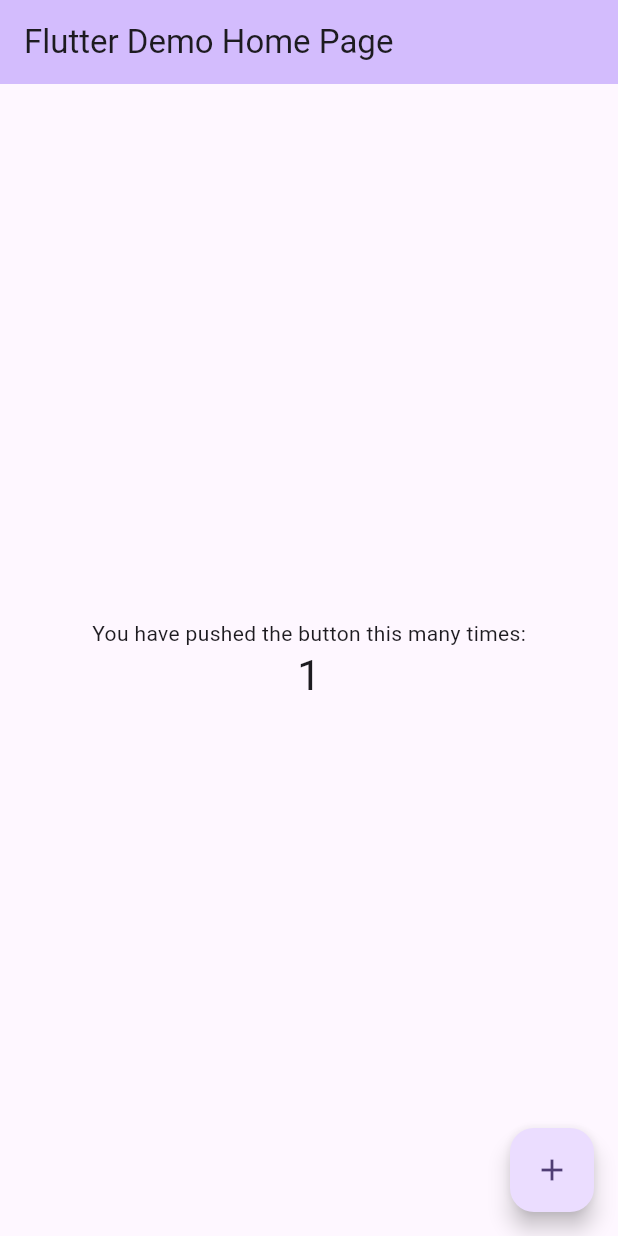
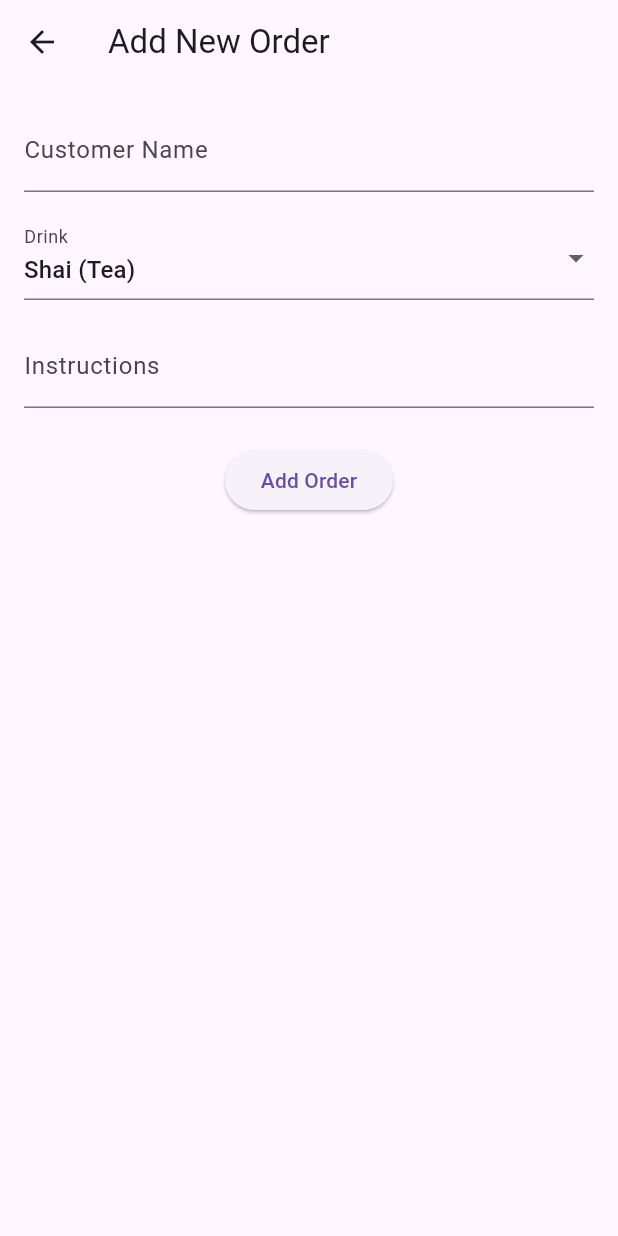
Before and after one commit to Abdulteef1998/MentorShip-Omar-Ahmed, a Flutter app: the screen it shows after launch, after a tap on the "add" icon, on a phone screen of 412 x 824 dp. Run offline on Flutter 3.47's test engine with Material 3 defaults, Android fonts, the phone set to English and light mode, and no system bars.

Commit message:
add card for order and build dashboard for order to calculate total order

```diff
--- a/lib/main.dart
+++ b/lib/main.dart
@@ -1,122 +1,31 @@
+// lib/main.dart
 import 'package:flutter/material.dart';
 
+import 'models/order.dart';
+import 'ui/screens/dashboard_screen.dart';
+import 'ui/screens/orders_screen.dart';
+
 void main() {
-  runApp(const MyApp());
+  runApp(const AhwaApp());
 }
 
-class MyApp extends StatelessWidget {
-  const MyApp({super.key});
+class AhwaApp extends StatelessWidget {
+  const AhwaApp({super.key});
 
-  // This widget is the root of your application.
   @override
   Widget build(BuildContext context) {
     return MaterialApp(
-      title: 'Flutter Demo',
-      theme: ThemeData(
-        // This is the theme of your application.
-        //
-        // TRY THIS: Try running your application with "flutter run". You'll see
-        // the application has a purple toolbar. Then, without quitting the app,
-        // try changing the seedColor in the colorScheme below to Colors.green
-        // and then invoke "hot reload" (save your changes or press the "hot
-        // reload" button in a Flutter-supported IDE, or press "r" if you used
-        // the command line to start the app).
-        //
-        // Notice that the counter didn't reset back to zero; the application
-        // state is not lost during the reload. To reset the state, use hot
-        // restart instead.
-        //
-        // This works for code too, not just values: Most code changes can be
-        // tested with just a hot reload.
-        colorScheme: ColorScheme.fromSeed(seedColor: Colors.deepPurple),
-      ),
-      home: const MyHomePage(title: 'Flutter Demo Home Page'),
+      debugShowCheckedModeBanner: false,
+      title: 'Smart Ahwa Manager',
+      theme: ThemeData(primarySwatch: Colors.brown),
+      home: const OrdersScreen(orders: []),
+      routes: {
+        '/dashboard': (context) {
+          final orders =
+              ModalRoute.of(context)!.settings.arguments as List<Order>;
+          return DashboardScreen(orders: orders);
+        },
+      },
     );
   }
 }
-
-class MyHomePage extends StatefulWidget {
-  const MyHomePage({super.key, required this.title});
-
-  // This widget is the home page of your application. It is stateful, meaning
-  // that it has a State object (defined below) that contains fields that affect
-  // how it looks.
-
-  // This class is the configuration for the state. It holds the values (in this
-  // case the title) provided by the parent (in this case the App widget) and
-  // used by the build method of the State. Fields in a Widget subclass are
-  // always marked "final".
-
-  final String title;
-
-  @override
-  State<MyHomePage> createState() => _MyHomePageState();
-}
-
-class _MyHomePageState extends State<MyHomePage> {
-  int _counter = 0;
-
-  void _incrementCounter() {
-    setState(() {
-      // This call to setState tells the Flutter framework that something has
-      // changed in this State, which causes it to rerun the build method below
-      // so that the display can reflect the updated values. If we changed
-      // _counter without calling setState(), then the build method would not be
-      // called again, and so nothing would appear to happen.
-      _counter++;
-    });
-  }
-
-  @override
-  Widget build(BuildContext context) {
-    // This method is rerun every time setState is called, for instance as done
-    // by the _incrementCounter method above.
-    //
-    // The Flutter framework has been optimized to make rerunning build methods
-    // fast, so that you can just rebuild anything that needs updating rather
-    // than having to individually change instances of widgets.
-    return Scaffold(
-      appBar: AppBar(
-        // TRY THIS: Try changing the color here to a specific color (to
-        // Colors.amber, perhaps?) and trigger a hot reload to see the AppBar
-        // change color while the other colors stay the same.
-        backgroundColor: Theme.of(context).colorScheme.inversePrimary,
-        // Here we take the value from the MyHomePage object that was created by
-        // the App.build method, and use it to set our appbar title.
-        title: Text(widget.title),
-      ),
-      body: Center(
-        // Center is a layout widget. It takes a single child and positions it
-        // in the middle of the parent.
-        child: Column(
-          // Column is also a layout widget. It takes a list of children and
-          // arranges them vertically. By default, it sizes itself to fit its
-          // children horizontally, and tries to be as tall as its parent.
-          //
-          // Column has various properties to control how it sizes itself and
-          // how it positions its children. Here we use mainAxisAlignment to
-          // center the children vertically; the main axis here is the vertical
-          // axis because Columns are vertical (the cross axis would be
-          // horizontal).
-          //
-          // TRY THIS: Invoke "debug painting" (choose the "Toggle Debug Paint"
-          // action in the IDE, or press "p" in the console), to see the
-          // wireframe for each widget.
-          mainAxisAlignment: MainAxisAlignment.center,
-          children: <Widget>[
-            const Text('You have pushed the button this many times:'),
-            Text(
-              '$_counter',
-              style: Theme.of(context).textTheme.headlineMedium,
-            ),
-          ],
-        ),
-      ),
-      floatingActionButton: FloatingActionButton(
-        onPressed: _incrementCounter,
-        tooltip: 'Increment',
-        child: const Icon(Icons.add),
-      ), // This trailing comma makes auto-formatting nicer for build methods.
-    );
-  }
-}
--- a/lib/models/order.dart
+++ b/lib/models/order.dart
@@ -11,6 +11,17 @@ extension DrinkTypeX on DrinkType {
         return 'Turkish Coffee';
       case DrinkType.hibiscusTea:
         return 'Hibiscus Tea';
+    }
+  }
+
+  String get imagePath {
+    switch (this) {
+      case DrinkType.shai:
+        return 'assets/images/tea.png';
+      case DrinkType.turkishCoffee:
+        return 'assets/images/coffee.png';
+      case DrinkType.hibiscusTea:
+        return 'assets/images/hibiscus.png';
     }
   }
 }
--- /dev/null
+++ b/lib/ui/screens/add_order_screen.dart
@@ -0,0 +1,79 @@
+// lib/screens/add_order_screen.dart
+import 'package:flutter/material.dart';
+import 'package:mentorship_omar_ahmed/models/order.dart';
+
+class AddOrderScreen extends StatefulWidget {
+  const AddOrderScreen({Key? key}) : super(key: key);
+
+  @override
+  State<AddOrderScreen> createState() => _AddOrderScreenState();
+}
+
+class _AddOrderScreenState extends State<AddOrderScreen> {
+  final _formKey = GlobalKey<FormState>();
+  String _customerName = '';
+  DrinkType _selectedDrink = DrinkType.shai;
+  String _instructions = '';
+
+  void _submit() {
+    if (_formKey.currentState!.validate()) {
+      _formKey.currentState!.save();
+      final order = Order(
+        id: DateTime.now().millisecondsSinceEpoch.toString(),
+        customerName: _customerName,
+        drink: _selectedDrink,
+        instructions: _instructions,
+      );
+      Navigator.pop(context, order);
+    }
+  }
+
+  @override
+  Widget build(BuildContext context) {
+    return Scaffold(
+      appBar: AppBar(title: const Text('Add New Order')),
+      body: Padding(
+        padding: const EdgeInsets.all(16),
+        child: Form(
+          key: _formKey,
+          child: Column(
+            children: [
+              TextFormField(
+                decoration: const InputDecoration(labelText: 'Customer Name'),
+                validator: (value) =>
+                    value == null || value.isEmpty ? 'Enter name' : null,
+                onSaved: (value) => _customerName = value!,
+              ),
+              const SizedBox(height: 16),
+              DropdownButtonFormField<DrinkType>(
+                value: _selectedDrink,
+                decoration: const InputDecoration(labelText: 'Drink'),
+                items: DrinkType.values.map((drink) {
+                  return DropdownMenuItem(
+                    value: drink,
+                    child: Text(drink.displayName),
+                  );
+                }).toList(),
+                onChanged: (value) {
+                  setState(() {
+                    _selectedDrink = value!;
+                  });
+                },
+              ),
+              const SizedBox(height: 16),
+              TextFormField(
+                decoration: const InputDecoration(labelText: 'Instructions'),
+                onSaved: (value) => _instructions = value ?? '',
+              ),
+              const SizedBox(height: 24),
+              ElevatedButton(
+                onPressed: _submit,
+                child: const Text('Add Order'),
+              ),
+            ],
+          ),
+        ),
+      ),
+    );
+  }
+}
--- /dev/null
+++ b/lib/ui/screens/orders_screen.dart
@@ -0,0 +1,84 @@
+// lib/ui/screens/orders_screen.dart
+import 'package:flutter/material.dart';
+
+import '../../models/order.dart';
+import '../widgets/order_card.dart';
+import 'add_order_screen.dart';
+
+class OrdersScreen extends StatefulWidget {
+  const OrdersScreen({Key? key, required List orders}) : super(key: key);
+
+  @override
+  State<OrdersScreen> createState() => _OrdersScreenState();
+}
+
+class _OrdersScreenState extends State<OrdersScreen> {
+  final List<Order> _orders = [];
+
+  void _addOrder(Order order) {
+    setState(() {
+      _orders.add(order);
+    });
+  }
+
+  void _removeOrder(String id) {
+    setState(() {
+      _orders.removeWhere((order) => order.id == id);
+    });
+  }
+
+  @override
+  Widget build(BuildContext context) {
+    return Scaffold(
+      appBar: AppBar(
+        centerTitle: true,
+        title: const Text('Ahwa Smart Cafe'),
+        actions: [
+          IconButton(
+            icon: const Icon(Icons.dashboard),
+            onPressed: () {
+              Navigator.pushNamed(context, '/dashboard', arguments: _orders);
+            },
+          ),
+        ],
+      ),
+      body: _orders.isEmpty
+          ? const Center(child: Text('No orders yet.'))
+          : ListView.builder(
+              itemCount: _orders.length,
+              itemBuilder: (context, index) {
+                final order = _orders[index];
+                return Dismissible(
+                  key: Key(order.id),
+                  background: Container(
+                    color: Colors.red,
+                    alignment: Alignment.centerRight,
+                    padding: const EdgeInsets.symmetric(horizontal: 20),
+                    child: const Icon(Icons.delete, color: Colors.white),
+                  ),
+                  direction: DismissDirection.endToStart,
+                  onDismissed: (_) {
+                    _removeOrder(order.id);
+                    ScaffoldMessenger.of(context).showSnackBar(
+                      SnackBar(content: Text('${order.customerName} deleted')),
+                    );
+                  },
+                  child: OrderCard(order: order, onTap: () {}),
+                );
+              },
+            ),
+      floatingActionButton: FloatingActionButton(
+        onPressed: () async {
+          final newOrder = await Navigator.push<Order>(
+            context,
+            MaterialPageRoute(builder: (_) => AddOrderScreen()),
+          );
+          if (newOrder != null) {
+            _addOrder(newOrder);
+          }
+        },
+        child: const Icon(Icons.add),
+      ),
+    );
+  }
+}
--- a/pubspec.yaml
+++ b/pubspec.yaml
@@ -58,9 +58,9 @@ flutter:
   uses-material-design: true
 
   # To add assets to your application, add an assets section, like this:
-  # assets:
-  #   - images/a_dot_burr.jpeg
-  #   - images/a_dot_ham.jpeg
+  assets:
+    - assets/images/
+
 
   # An image asset can refer to one or more resolution-specific "variants", see
   # https://flutter.dev/to/resolution-aware-images
```
Also changed, not shown: lib/ui/screens/dashboard_screen.dart (added, +69 -0 lines), lib/ui/widgets/order_card.dart (added, +44 -0 lines), assets/images/coffee.png (added), assets/images/hibiscus.png (added), assets/images/tea.png (added).
